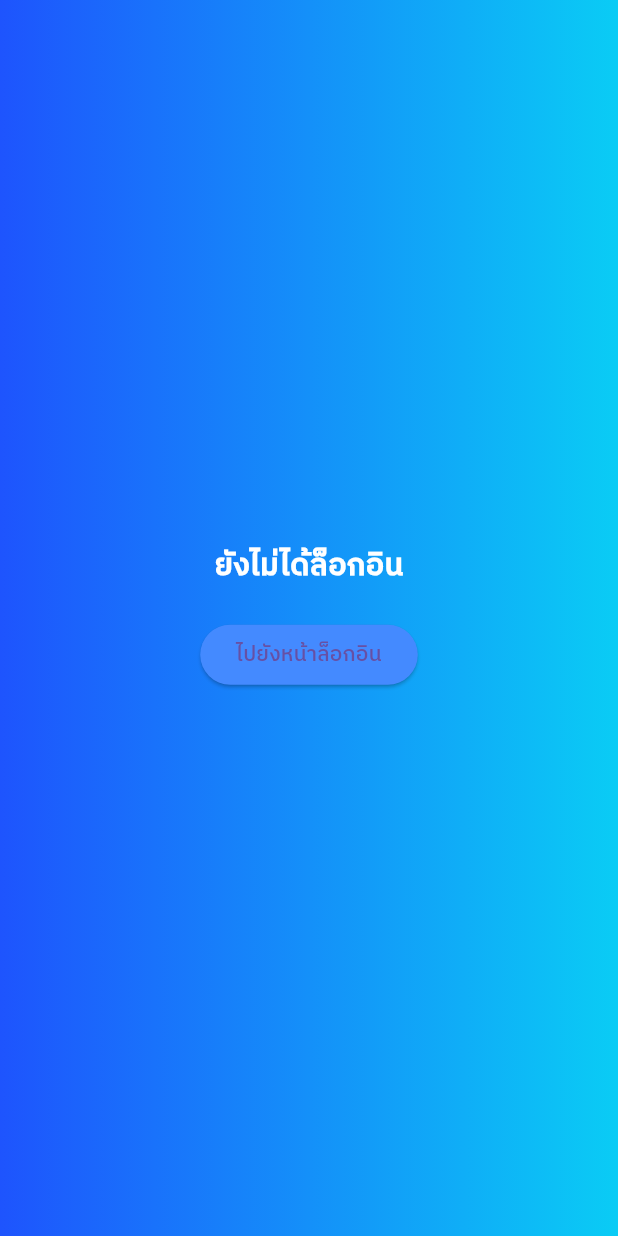
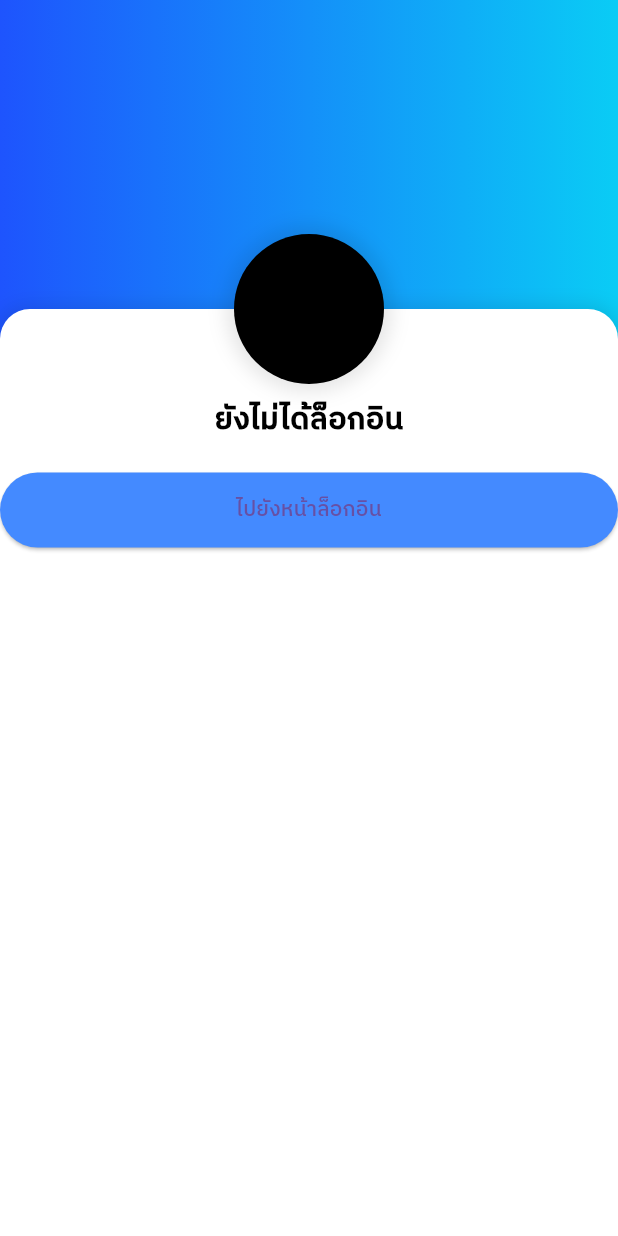
Before and after one commit to xbingsux/rimpa, a Flutter app: the HomeProfilePage screen opened directly, after a tap on "ออกจากระบบ", on a phone screen of 412 x 824 dp. Run offline on Flutter 3.47's test engine with Material 3 defaults, Android fonts, the light colour scheme and no system bars; our stand-ins replace dio, get, intl_phone_field, shared_preferences; accounts and stored records are empty.

Commit message:
home chang_profile

```diff
--- a/mobile/lib/modules/views/home/home_profile.dart
+++ b/mobile/lib/modules/views/home/home_profile.dart
@@ -1,6 +1,6 @@
 import 'package:flutter/material.dart';
 import 'package:get/get.dart';
-import '../../controllers/getusercontroller/auth_service.dart';  // นำเข้า AuthService ที่คุณสร้างไว้
+import '../../controllers/getusercontroller/auth_service.dart';
 import 'package:shared_preferences/shared_preferences.dart';
 import '../../../core/constant/app.constant.dart';
 
@@ -9,90 +9,153 @@ class HomeProfilePage extends StatefulWidget {
   _HomeProfilePageState createState() => _HomeProfilePageState();
 }
 
-class _HomeProfilePageState extends State<HomeProfilePage> {
-  String email = ''; // ตัวแปรสำหรับเก็บ email
-  bool isLoggedIn = false; // ตัวแปรตรวจสอบสถานะล็อกอิน
+class _HomeProfilePageState extends State<HomeProfilePage>
+    with SingleTickerProviderStateMixin {
+  String email = '';
+  bool isLoggedIn = false;
+  late AnimationController _animationController;
+  late Animation<Offset> _slideAnimation;
 
   @override
   void initState() {
     super.initState();
-    _checkLoginStatus(); // ตรวจสอบสถานะล็อกอินเมื่อหน้าเปิด
+    _checkLoginStatus();
+
+    _animationController = AnimationController(
+      vsync: this,
+      duration: Duration(milliseconds: 500),
+    );
+
+    _slideAnimation = Tween<Offset>(begin: Offset(0, 1), end: Offset(0, 0))
+        .animate(CurvedAnimation(
+      parent: _animationController,
+      curve: Curves.easeInOut,
+    ));
+
+    _animationController.forward();
   }
 
   void _checkLoginStatus() async {
     SharedPreferences prefs = await SharedPreferences.getInstance();
-    String? token = prefs.getString('token'); // ตรวจสอบค่า token
+    String? token = prefs.getString('token');
     if (token != null && token.isNotEmpty) {
-      // ถ้ามี token ก็ให้โหลดข้อมูลผู้ใช้
       _loadUserInfo();
     } else {
-      // ถ้าไม่มี token แสดงว่าไม่ได้ล็อกอิน
       setState(() {
-        isLoggedIn = false; // ตั้งสถานะเป็นยังไม่ได้ล็อกอิน
+        isLoggedIn = false;
       });
     }
   }
 
   void _loadUserInfo() async {
     final authService = AuthService();
-    Map<String, String> userInfo = await authService.getUserInfo(); // ดึงข้อมูลผู้ใช้
-    print("User Info: $userInfo"); // ตรวจสอบค่าที่ได้รับจาก SharedPreferences
+    Map<String, String> userInfo = await authService.getUserInfo();
     setState(() {
-      email = userInfo['email'] ?? 'ไม่มีข้อมูล'; // ถ้าไม่ได้รับข้อมูลจะให้ข้อความนี้แทน
-      isLoggedIn = true; // ตั้งสถานะเป็นล็อกอินแล้ว
+      email = userInfo['email'] ?? 'ไม่มีข้อมูล';
+      isLoggedIn = true;
     });
   }
 
   void _logout() async {
     final authService = AuthService();
-    await authService.clearAuth(); // ลบข้อมูลล็อกอิน
+    await authService.clearAuth();
     setState(() {
-      isLoggedIn = false; // ตั้งสถานะเป็นไม่ได้ล็อกอิน
-      email = ''; // เคลียร์ email
+      isLoggedIn = false;
+      email = '';
     });
+  }
+
+  @override
+  void dispose() {
+    _animationController.dispose();
+    super.dispose();
   }
 
   @override
   Widget build(BuildContext context) {
     return Container(
       decoration: BoxDecoration(
-        gradient: AppGradiant.gradientX_1, // ใช้ Gradient พื้นหลัง
+        gradient: AppGradiant.gradientX_1,
       ),
       child: SafeArea(
         child: Scaffold(
-          backgroundColor: Colors.transparent, // พื้นหลังใส
-          body: Center(
+          backgroundColor: Colors.transparent,
+          body: SlideTransition(
+            position: _slideAnimation,
+            child: Align(
+              alignment: Alignment.bottomCenter,
+              child: Stack(
+                clipBehavior: Clip.none,
+                children: [
+                  // BottomSheet with adjusted position
+                  Container(
+                    height: MediaQuery.of(context).size.height * 0.75,
+                    width: double.infinity,
+                    decoration: BoxDecoration(
+                      color: Theme.of(context).brightness == Brightness.dark
+                          ? Color.fromARGB(255, 26, 25, 25)
+                          : Colors.white,
+                      borderRadius: BorderRadius.only(
+                        topLeft: Radius.circular(20),
+                        topRight: Radius.circular(20),
+                      ),
+                      boxShadow: [
+                        BoxShadow(
+                          color: Colors.black.withOpacity(0.1),
+                          blurRadius: 10,
+                          spreadRadius: 2,
+                        ),
+                      ],
+                    ),
+                    child: Padding(
+                      padding: const EdgeInsets.only(
+                          top: 60), // No padding at the top
+                      child: Center(
                         child: isLoggedIn
                             ? Column(
-                    mainAxisAlignment: MainAxisAlignment.center,
+                                mainAxisAlignment:
+                                    MainAxisAlignment.start, // Move to top
                                 children: [
+                                  // User name (Bold and not too big)
+                                  Text(
+                                    "ชื่อผู้ใช้", // เปลี่ยนเป็นชื่อผู้ใช้จริงได้
+                                    style: TextStyle(
+                                      fontSize: AppTextSize
+                                          .sm, // ขนาดตัวอักษรไม่ใหญ่เกินไป
+                                    ),
+                                  ),
+                                  SizedBox(height: 5),
+                                  // Email
                                   Text(
                                     email.isEmpty ? "กำลังโหลด..." : email,
                                     style: TextStyle(
-                          fontSize: 20,
-                          fontWeight: FontWeight.bold,
-                          color: Colors.white,
+                                      fontSize:
+                                          AppTextSize.md, // ขนาดตัวอักษรเล็กลง
                                     ),
                                   ),
                                   SizedBox(height: 20),
+
+                                  // Logout button
                                   ElevatedButton(
                                     onPressed: _logout,
                                     style: ElevatedButton.styleFrom(
                                       backgroundColor: Colors.redAccent,
+                                      minimumSize: Size(double.infinity, 50),
                                     ),
                                     child: Text('ออกจากระบบ'),
                                   ),
                                 ],
                               )
                             : Column(
-                    mainAxisAlignment: MainAxisAlignment.center,
+                                mainAxisAlignment:
+                                    MainAxisAlignment.start, // Move to top
                                 children: [
                                   Text(
                                     "ยังไม่ได้ล็อกอิน",
                                     style: TextStyle(
                                       fontSize: 20,
                                       fontWeight: FontWeight.bold,
-                          color: Colors.white,
+                                      color: Colors.black,
                                     ),
                                   ),
                                   SizedBox(height: 20),
@@ -100,6 +163,7 @@ class _HomeProfilePageState extends State<HomeProfilePage> {
                                     onPressed: () => Get.toNamed('/login'),
                                     style: ElevatedButton.styleFrom(
                                       backgroundColor: Colors.blueAccent,
+                                      minimumSize: Size(double.infinity, 50),
                                     ),
                                     child: Text('ไปยังหน้าล็อกอิน'),
                                   ),
@@ -108,6 +172,33 @@ class _HomeProfilePageState extends State<HomeProfilePage> {
                       ),
                     ),
                   ),
+
+                  // Profile Circle Positioned at the top
+                  Positioned(
+                    top: -50,
+                    left: MediaQuery.of(context).size.width / 2 - 50,
+                    child: Container(
+                      height: 100,
+                      width: 100,
+                      decoration: BoxDecoration(
+                        shape: BoxShape.circle,
+                        color: Colors.black,
+                        boxShadow: [
+                          BoxShadow(
+                            color: Colors.black.withOpacity(0.1),
+                            blurRadius: 10,
+                            spreadRadius: 5,
+                          ),
+                        ],
+                      ),
+                    ),
+                  ),
+                ],
+              ),
+            ),
+          ),
+        ),
+      ),
     );
   }
 }
```
Lines whose indentation alone changed are shown as unchanged.
